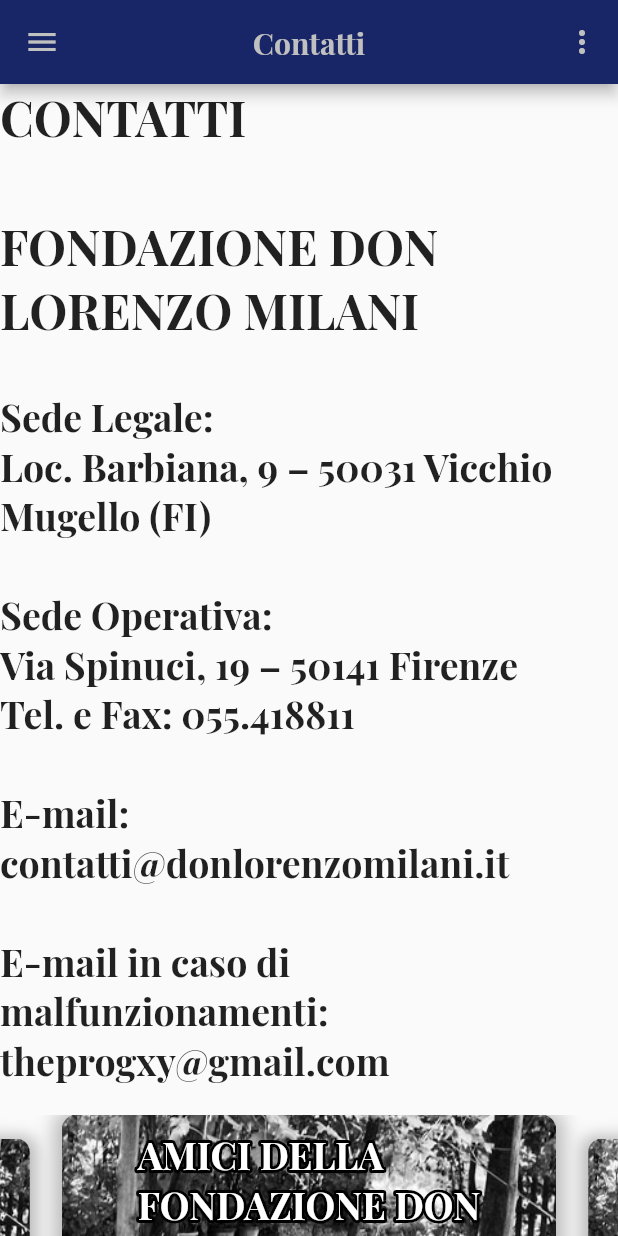
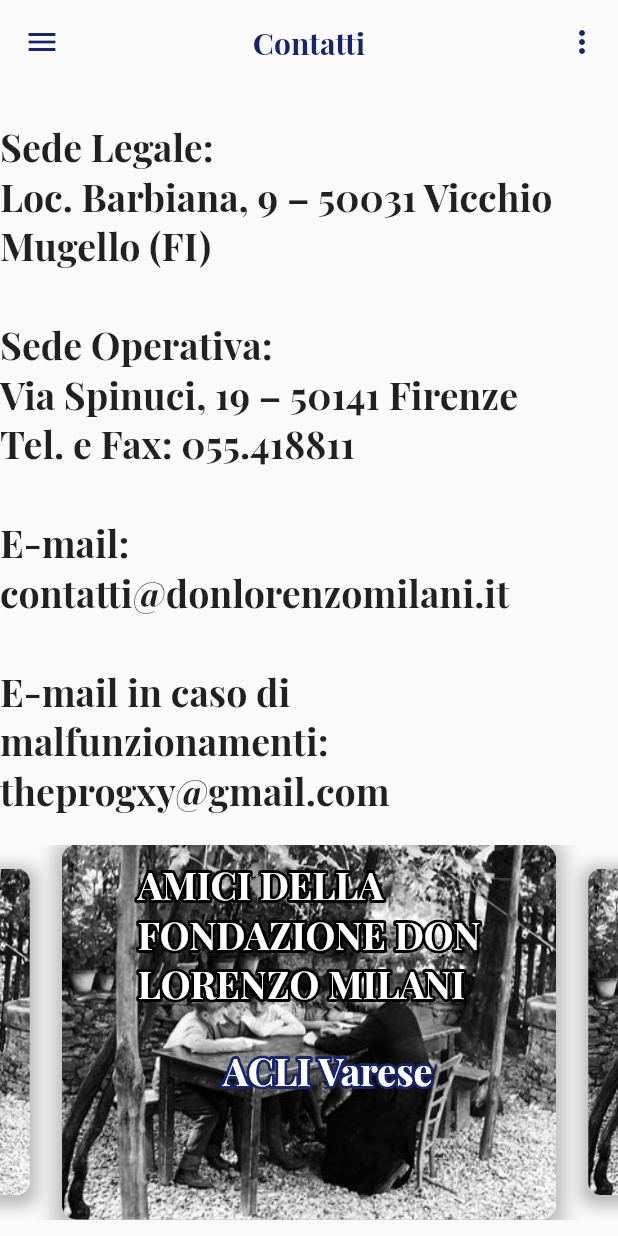
Before and after one commit to Progxy/fdmApp, a Flutter app: the Contatti screen opened by its route, on a phone screen of 412 x 824 dp. Run offline on Flutter 3.47's test engine with Material 2 defaults, Android fonts, the phone set to English and light mode, and no system bars; drawn by our look-alikes of bordered_text, carousel_slider; our stand-ins replace connectivity, datetime_picker_formfield, dotted_line, firebase_auth, firebase_core, firebase_database and 7 more; missing offline and left inert: mailer2, stripe_payment; accounts and stored records are empty; project files that could hold a hidden picture were left out.

Commit message:
fix in rinnova.dart

```diff
--- a/lib/screens/contatti.dart
+++ b/lib/screens/contatti.dart
@@ -327,12 +327,12 @@
     return Scaffold(
       appBar: AppBar(
         iconTheme: IconThemeData(
-          color: Color.fromARGB(255, 192, 192, 192),
+          color: Color.fromARGB(255, 24, 37, 102),
         ),
         title: Text(
           "Contatti",
           style: TextStyle(
-            color: Color.fromARGB(255, 192, 192, 192),
+            color: Color.fromARGB(255, 24, 37, 102),
             fontWeight: FontWeight.w700,
           ),
         ),
@@ -346,7 +346,9 @@
                   child: Text(
                     choice,
                     style: TextStyle(
+                      color: Color.fromARGB(255, 24, 37, 102),
                       fontSize: 20,
+                      fontWeight: FontWeight.w600,
                     ),
                   ),
                 );
@@ -354,31 +356,20 @@
             },
           )
         ],
-        backgroundColor: Color.fromARGB(255, 24, 37, 102),
+        backgroundColor: Colors.transparent,
+        elevation: 0.0,
         centerTitle: true,
       ),
       drawer: MainDrawer(),
       body: SingleChildScrollView(
         child: Column(
           mainAxisAlignment: MainAxisAlignment.start,
-          crossAxisAlignment: CrossAxisAlignment.start,
           children: <Widget>[
-            Text(
-              "CONTATTI",
-              style: TextStyle(
-                fontSize: 32,
-                fontWeight: FontWeight.w700,
-              ),
+            SizedBox(
+              height: 25,
             ),
             Text(
-              "\nFONDAZIONE DON LORENZO MILANI",
-              style: TextStyle(
-                fontSize: 32,
-                fontWeight: FontWeight.w700,
-              ),
-            ),
-            Text(
-              "\nSede Legale:\nLoc. Barbiana, 9 – 50031 Vicchio Mugello (FI)\n\nSede Operativa:\nVia Spinuci, 19 – 50141 Firenze\nTel. e Fax: 055.418811\n\nE-mail: contatti@donlorenzomilani.it\n\nE-mail in caso di malfunzionamenti: theprogxy@gmail.com",
+              "Sede Legale:\nLoc. Barbiana, 9 – 50031 Vicchio Mugello (FI)\n\nSede Operativa:\nVia Spinuci, 19 – 50141 Firenze\nTel. e Fax: 055.418811\n\nE-mail: contatti@donlorenzomilani.it\n\nE-mail in caso di malfunzionamenti: theprogxy@gmail.com",
               style: TextStyle(
                 fontSize: 25,
                 fontWeight: FontWeight.w600,
```
Also changed, not shown: lib/screens/rinnova.dart (+69 -3 lines).
